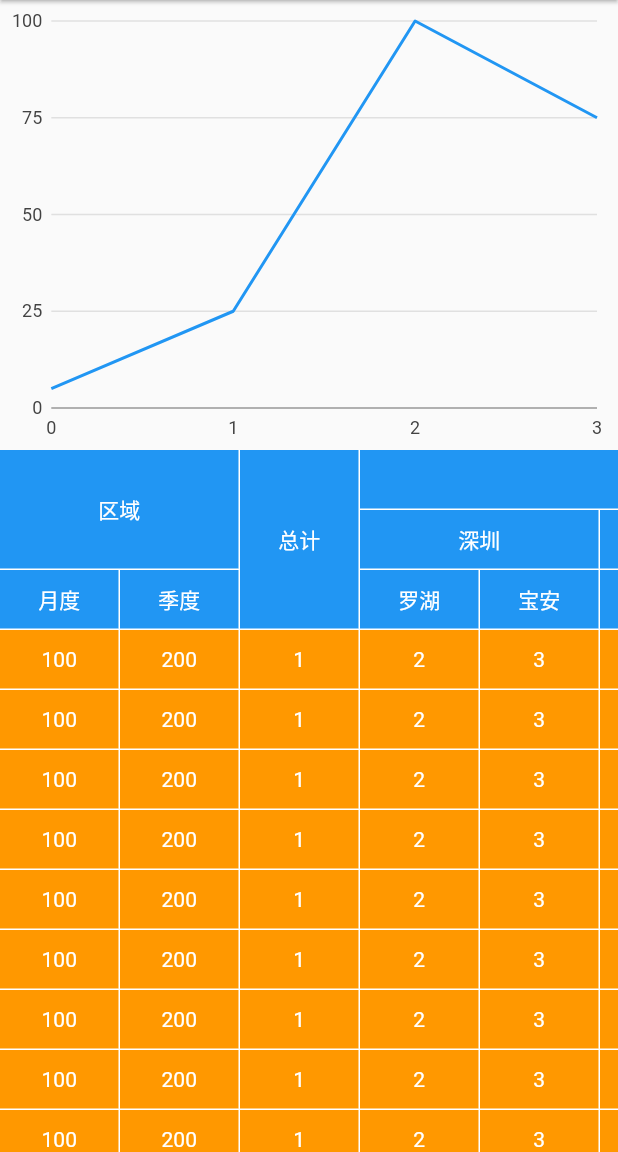
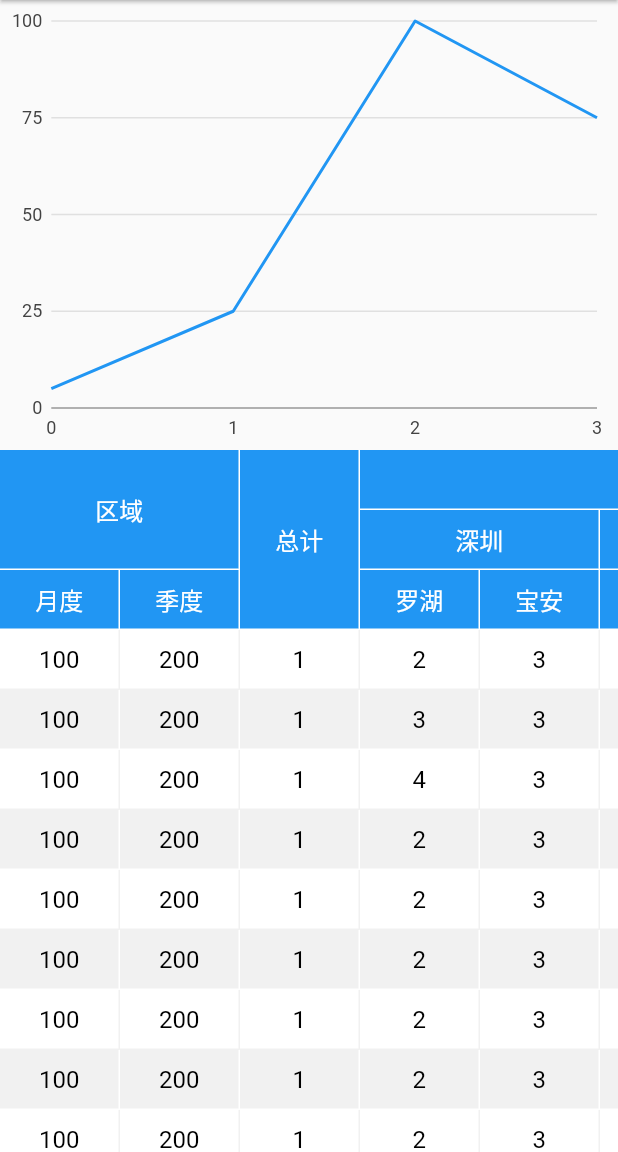
Before and after one commit to juopian/bitable, a Flutter app: the screen it shows after launch, on a phone screen of 412 x 824 dp, the part 84-1236 px from its top. Run offline on Flutter 3.47's test engine with Material 2 defaults, Android fonts, the phone set to English and light mode, and no system bars; our stand-ins replace charts_flutter.

Commit message:
add change color from even to odd

```diff
--- a/lib/main.dart
+++ b/lib/main.dart
@@ -24,8 +24,21 @@ class Item extends StatelessWidget {
   final double height;
   final Widget child;
   final Color color;
+  final Function onTap;
+  final Color fontColor;
+  final double fontSize;
+  final Color borderColor;
 
-  const Item({Key key, this.width, this.height, this.color, this.child})
+  const Item(
+      {Key key,
+      this.width,
+      this.height,
+      this.color,
+      this.child,
+      this.onTap,
+        this.fontSize = 16.0,
+      this.fontColor = Colors.white,
+      this.borderColor = Colors.white})
       : super(key: key);
 
   @override
@@ -34,14 +47,14 @@ class Item extends StatelessWidget {
       decoration: BoxDecoration(
           color: color,
           border: Border(
-            right: BorderSide(color: Colors.white),
-            bottom: BorderSide(color: Colors.white),
+            right: BorderSide(color: borderColor),
+            bottom: BorderSide(color: borderColor),
           )),
       height: height,
       width: width,
       child: DefaultTextStyle(
         child: child,
-        style: TextStyle(color: Colors.white),
+        style: TextStyle(color: fontColor,fontSize: fontSize),
       ),
     );
   }
@@ -100,6 +113,37 @@ class _MyHomePageState extends State<MyHomePage> {
       "col8": '8',
       "col9": '9',
       "col10": '10',
+      "order_id": 1
+    },
+    {
+      "act1": '100',
+      "act2": '200',
+      "col1": '1',
+      "col2": '3',
+      "col3": '3',
+      "col4": '4',
+      "col5": '5',
+      "col6": '6',
+      "col7": '7',
+      "col8": '8',
+      "col9": '9',
+      "col10": '10',
+      "order_id": 2
+    },
+    {
+      "act1": '100',
+      "act2": '200',
+      "col1": '1',
+      "col2": '4',
+      "col3": '3',
+      "col4": '4',
+      "col5": '5',
+      "col6": '6',
+      "col7": '7',
+      "col8": '8',
+      "col9": '9',
+      "col10": '10',
+      "order_id": 3
     },
     {
       "act1": '100',
@@ -114,6 +158,7 @@ class _MyHomePageState extends State<MyHomePage> {
       "col8": '8',
       "col9": '9',
       "col10": '10',
+      "order_id": 4
     },
     {
       "act1": '100',
@@ -128,6 +173,7 @@ class _MyHomePageState extends State<MyHomePage> {
       "col8": '8',
       "col9": '9',
       "col10": '10',
+      "order_id": 5
     },
     {
       "act1": '100',
@@ -142,6 +188,7 @@ class _MyHomePageState extends State<MyHomePage> {
       "col8": '8',
       "col9": '9',
       "col10": '10',
+      "order_id": 6
     },
     {
       "act1": '100',
@@ -156,6 +203,7 @@ class _MyHomePageState extends State<MyHomePage> {
       "col8": '8',
       "col9": '9',
       "col10": '10',
+      "order_id": 7
     },
     {
       "act1": '100',
@@ -170,6 +218,7 @@ class _MyHomePageState extends State<MyHomePage> {
       "col8": '8',
       "col9": '9',
       "col10": '10',
+      "order_id": 8
     },
     {
       "act1": '100',
@@ -184,6 +233,7 @@ class _MyHomePageState extends State<MyHomePage> {
       "col8": '8',
       "col9": '9',
       "col10": '10',
+      "order_id": 9
     },
     {
       "act1": '100',
@@ -198,6 +248,7 @@ class _MyHomePageState extends State<MyHomePage> {
       "col8": '8',
       "col9": '9',
       "col10": '10',
+      "order_id": 10
     },
     {
       "act1": '100',
@@ -212,6 +263,7 @@ class _MyHomePageState extends State<MyHomePage> {
       "col8": '8',
       "col9": '9',
       "col10": '10',
+      "order_id": 11
     },
     {
       "act1": '100',
@@ -226,6 +278,7 @@ class _MyHomePageState extends State<MyHomePage> {
       "col8": '8',
       "col9": '9',
       "col10": '10',
+      "order_id": 12
     },
     {
       "act1": '100',
@@ -240,6 +293,7 @@ class _MyHomePageState extends State<MyHomePage> {
       "col8": '8',
       "col9": '9',
       "col10": '10',
+      "order_id": 13
     },
     {
       "act1": '100',
@@ -254,6 +308,7 @@ class _MyHomePageState extends State<MyHomePage> {
       "col8": '8',
       "col9": '9',
       "col10": '10',
+      "order_id": 14
     },
     {
       "act1": '100',
@@ -268,6 +323,7 @@ class _MyHomePageState extends State<MyHomePage> {
       "col8": '8',
       "col9": '9',
       "col10": '10',
+      "order_id": 15
     },
     {
       "act1": '100',
@@ -282,7 +338,9 @@ class _MyHomePageState extends State<MyHomePage> {
       "col8": '8',
       "col9": '9',
       "col10": '10',
-    },{
+      "order_id": 16
+    },
+    {
       "act1": '100',
       "act2": '200',
       "col1": '1',
@@ -295,7 +353,9 @@ class _MyHomePageState extends State<MyHomePage> {
       "col8": '8',
       "col9": '9',
       "col10": '10',
-    },{
+      "order_id": 17
+    },
+    {
       "act1": '100',
       "act2": '200',
       "col1": '1',
@@ -308,32 +368,7 @@ class _MyHomePageState extends State<MyHomePage> {
       "col8": '8',
       "col9": '9',
       "col10": '10',
-    },{
-      "act1": '100',
-      "act2": '200',
-      "col1": '1',
-      "col2": '2',
-      "col3": '3',
-      "col4": '4',
-      "col5": '5',
-      "col6": '6',
-      "col7": '7',
-      "col8": '8',
-      "col9": '9',
-      "col10": '10',
-    },{
-      "act1": '100',
-      "act2": '200',
-      "col1": '1',
-      "col2": '2',
-      "col3": '3',
-      "col4": '4',
-      "col5": '5',
-      "col6": '6',
-      "col7": '7',
-      "col8": '8',
-      "col9": '9',
-      "col10": '10',
+      "order_id": 18
     },
   ];
 
@@ -364,6 +399,12 @@ class _MyHomePageState extends State<MyHomePage> {
                   (level == 0 ? (headerLevel - maxLevel + 1) : 1),
               width: contentWidth * inner.length,
               child: Center(child: Text(lastValue)),
+              onTap: () {
+                print('maxLevel is $maxLevel, level is $level');
+                if (maxLevel == level + 1) {
+                  print('sort by ${element.keys.first}');
+                }
+              },
             ));
             inner = [loopTitle];
           } else {
@@ -382,6 +423,11 @@ class _MyHomePageState extends State<MyHomePage> {
               headerHeight * (level == 0 ? (headerLevel - maxLevel + 1) : 1),
           width: contentWidth * inner.length,
           child: Center(child: Text(lastValue)),
+          onTap: () {
+            if (maxLevel == level + 1) {
+              //print('sort by ${element.keys.first}');
+            }
+          },
         ));
       }
 
@@ -496,14 +542,20 @@ class _MyHomePageState extends State<MyHomePage> {
                 physics: ClampingScrollPhysics(),
                 scrollDirection: Axis.vertical,
                 child: Column(
-                    children: mainData.map((e) {
+                    children: mainData.asMap().entries.map((e) {
                   return Row(
                     children: ['act1', 'act2']
                         .map((col) => Item(
-                              color: Colors.orange,
+                              color: e.key % 2 == 0
+                                  ? Colors.white
+                                  : Color(0xfff1f1f1),
                               width: sideWidth,
                               height: contentHeight,
-                              child: Center(child: Text(e[col])),
+                              fontColor: Colors.black,
+                              borderColor: e.key % 2 == 0
+                                  ? Color(0xfff1f1f1)
+                                  : Colors.white,
+                              child: Center(child: Text(e.value[col])),
                             ))
                         .toList(),
                   );
@@ -553,7 +605,7 @@ class _MyHomePageState extends State<MyHomePage> {
                       physics: ClampingScrollPhysics(),
                       scrollDirection: Axis.vertical,
                       child: Column(
-                          children: mainData.map((e) {
+                          children: mainData.asMap().entries.map((e) {
                         return Row(
                           children: [
                             'col1',
@@ -568,10 +620,16 @@ class _MyHomePageState extends State<MyHomePage> {
                             'col10',
                           ]
                               .map((col) => Item(
-                                    color: Colors.orange,
+                                    color: e.key % 2 == 0
+                                        ? Colors.white
+                                        : Color(0xfff1f1f1),
                                     width: sideWidth,
                                     height: contentHeight,
-                                    child: Center(child: Text(e[col])),
+                                    fontColor: Colors.black,
+                                    borderColor: e.key % 2 == 0
+                                        ? Color(0xfff1f1f1)
+                                        : Colors.white,
+                                    child: Center(child: Text(e.value[col])),
                                   ))
                               .toList(),
                         );
@@ -639,7 +697,9 @@ class _MyHomePageState extends State<MyHomePage> {
       ),
       body: Column(
         children: [
-          SizedBox(height: 300, child: SimpleLineChart.withSampleData()),
+          MediaQuery.of(context).orientation == Orientation.portrait
+              ? SizedBox(height: 300, child: SimpleLineChart.withSampleData())
+              : Container(),
           _header(),
           Expanded(child: _body())
         ],
```
